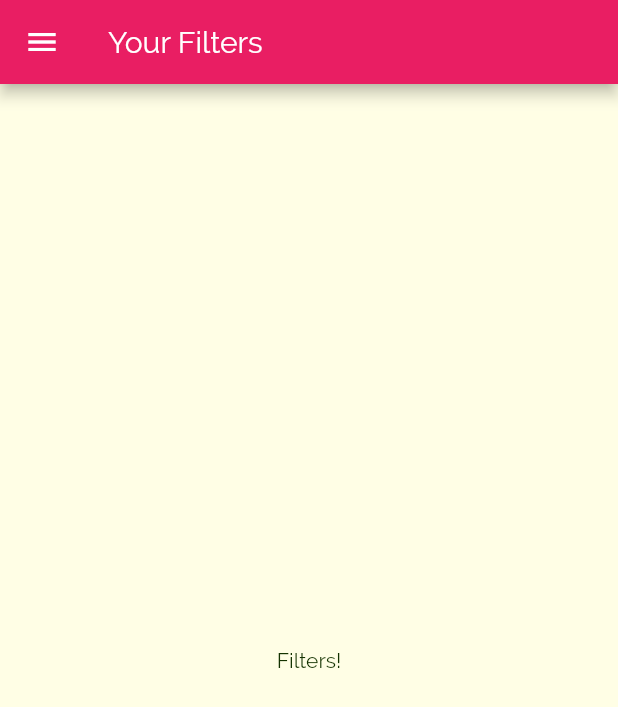
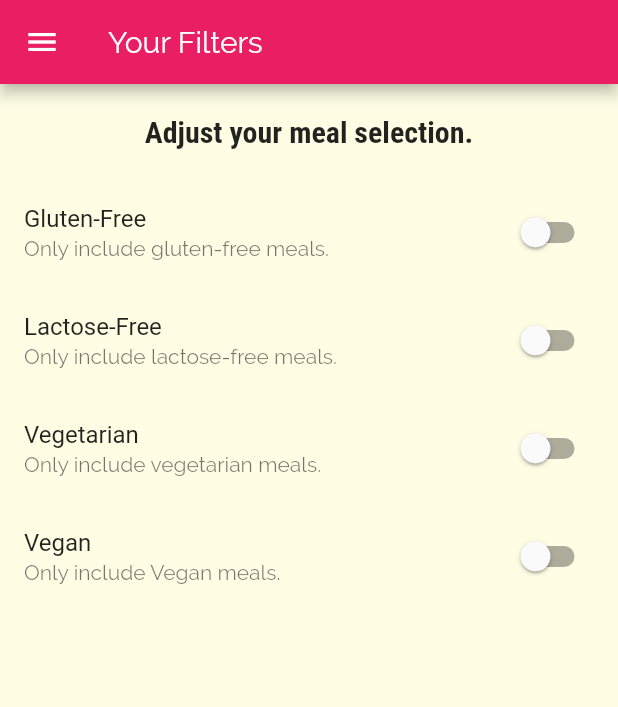
Before and after one commit to Sanambedi/flutter_application_3, a Flutter app: the FiltersScreen screen opened by its route, on a phone screen of 412 x 824 dp. Shown: the top 707 px of the screen. Run offline on Flutter 3.47's test engine with Material 2 defaults, Android fonts, the phone set to English and light mode, and no system bars.

Commit message:
Adding filter logic to the app

```diff
--- a/lib/screens/filters_screen.dart
+++ b/lib/screens/filters_screen.dart
@@ -1,16 +1,106 @@
 import "package:flutter/material.dart";
 import '../widgets/main_drawer.dart';
 
-class FiltersScreen extends StatelessWidget {
+class FiltersScreen extends StatefulWidget {
   static const routeName = "/filters";
+
+  @override
+  _FiltersScreenState createState() => _FiltersScreenState();
+}
+
+class _FiltersScreenState extends State<FiltersScreen> {
+  var _glutenFree = false;
+  var _vegetarian = false;
+  var _vegan = false;
+  var _lactoseFree = false;
+
+  Widget _buildSwitchListTile(
+    String title,
+    String description,
+    bool currentValue,
+    Function updateValue,
+  ) {
+    return SwitchListTile(
+      title: Text(title),
+      value: currentValue,
+      subtitle: Text(description),
+      onChanged: updateValue,
+    );
+  }
+
   @override
   Widget build(BuildContext context) {
     return Scaffold(
-      appBar: AppBar(title: Text("Your Filters"),),
-      body: Center(
-        child:Text("Filters!")
+      appBar: AppBar(
+        title: Text("Your Filters"),
       ),
-      drawer:MainDrawer(),
+      drawer: MainDrawer(),
+      body: Column(
+        children: <Widget>[
+          Container(
+            padding: EdgeInsets.all(20),
+            child: Text(
+              "Adjust your meal selection.",
+              // ignore: deprecated_member_use
+              style: Theme.of(context).textTheme.title,
+            ),
+          ),
+          Expanded(
+            child: ListView(
+              children: <Widget>[
+                _buildSwitchListTile(
+                  "Gluten-Free",
+                  "Only include gluten-free meals.",
+                  _glutenFree,
+                  (newValue) {
+                    setState(
+                      () {
+                        _glutenFree = newValue;
+                      },
+                    );
+                  },
+                ),
+                _buildSwitchListTile(
+                  "Lactose-Free",
+                  "Only include lactose-free meals.",
+                  _lactoseFree,
+                  (newValue) {
+                    setState(
+                      () {
+                        _lactoseFree = newValue;
+                      },
+                    );
+                  },
+                ),
+                _buildSwitchListTile(
+                  "Vegetarian",
+                  "Only include vegetarian meals.",
+                  _vegetarian,
+                  (newValue) {
+                    setState(
+                      () {
+                        _vegetarian = newValue;
+                      },
+                    );
+                  },
+                ),
+                _buildSwitchListTile(
+                  "Vegan",
+                  "Only include Vegan meals.",
+                  _vegan,
+                  (newValue) {
+                    setState(
+                      () {
+                        _vegan = newValue;
+                      },
+                    );
+                  },
+                ),
+              ],
+            ),
+          ),
+        ],
+      ),
     );
   }
 }
```
